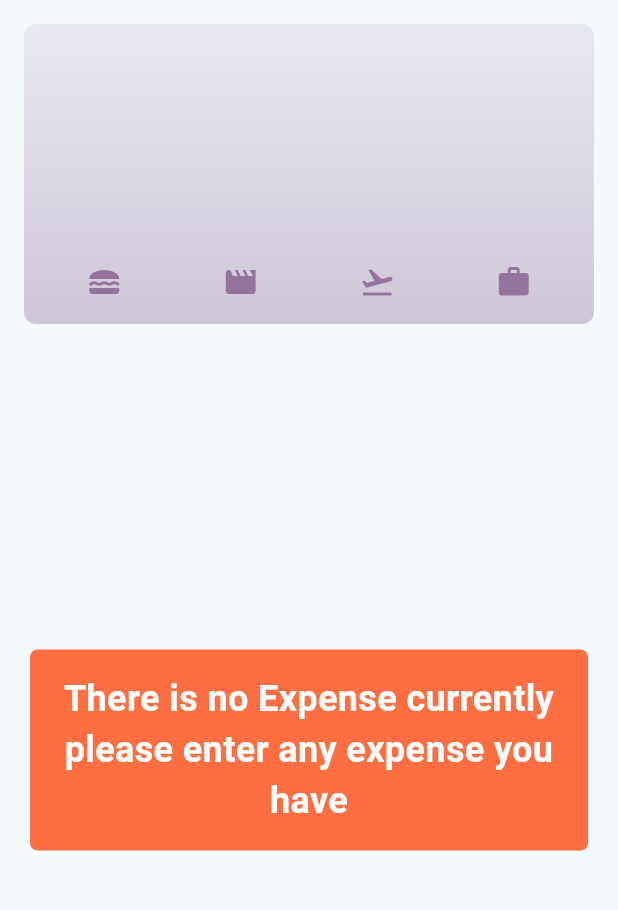
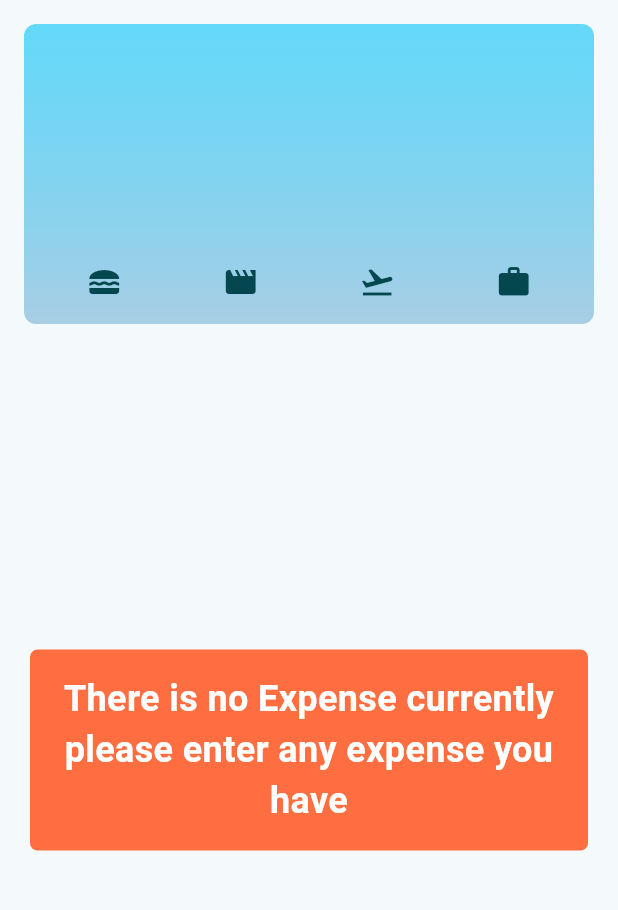
Before and after one commit to kabirDulal/expense_tracker, a Flutter app: the screen it shows after launch, on a phone screen of 412 x 824 dp, the part 84-994 px from its top. Run offline on Flutter 3.47's test engine with Material 3 defaults, Android fonts, the phone set to English and light mode, and no system bars.

Commit message:
styling is done

```diff
--- a/expense_tracker/lib/widgets/chart/chart.dart
+++ b/expense_tracker/lib/widgets/chart/chart.dart
@@ -43,10 +43,10 @@ class Chart extends StatelessWidget {
       height: 200,
       decoration: BoxDecoration(
         borderRadius: BorderRadius.circular(8),
-        gradient: LinearGradient(
+        gradient: const LinearGradient(
           colors: [
-            Theme.of(context).colorScheme.primary.withOpacity(0.3),
-            Theme.of(context).colorScheme.primary.withOpacity(0.1)
+            Color.fromARGB(255, 168, 206, 228),
+            Color.fromARGB(201, 61, 208, 249),
           ],
           begin: Alignment.bottomCenter,
           end: Alignment.topCenter,
@@ -78,10 +78,7 @@ class Chart extends StatelessWidget {
                         categoryIcons[bucket.category],
                         color: isDarkMode
                             ? Theme.of(context).colorScheme.secondary
-                            : Theme.of(context)
-                                .colorScheme
-                                .primary
-                                .withOpacity(0.7),
+                            : const Color.fromARGB(251, 3, 69, 77),
                       ),
                     ),
                   ),
--- a/expense_tracker/lib/widgets/chart/chart_bar.dart
+++ b/expense_tracker/lib/widgets/chart/chart_bar.dart
@@ -24,7 +24,7 @@ class ChartBar extends StatelessWidget {
                   const BorderRadius.vertical(top: Radius.circular(8)),
               color: isDarkMode
                   ? Theme.of(context).colorScheme.secondary
-                  : Theme.of(context).colorScheme.primary.withOpacity(0.65),
+                  : const Color.fromARGB(231, 2, 82, 109),
             ),
           ),
         ),
--- a/expense_tracker/lib/widgets/expenses.dart
+++ b/expense_tracker/lib/widgets/expenses.dart
@@ -18,7 +18,7 @@ class _ExpensesState extends State<Expenses> {
   final List<Expense> _registeredExpenses = [];
   void _openAddExpenseOverlay() {
     showModalBottomSheet(
-        backgroundColor: const Color.fromARGB(255, 45, 44, 49),
+        backgroundColor: const Color.fromARGB(207, 8, 73, 93),
         isScrollControlled: true,
         context: context,
         builder: (ctx) => NewExpense(onAddExpense: _addExpense));
```
Also changed, not shown: expense_tracker/lib/widgets/expenses_list/expense_item.dart (+4 -3 lines).
